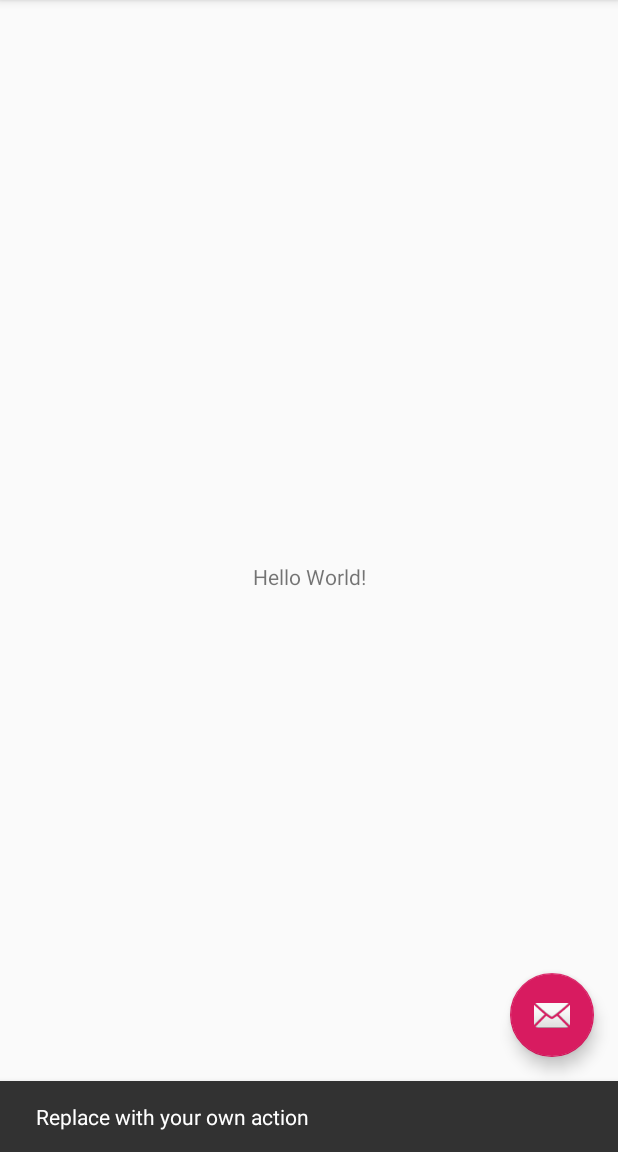
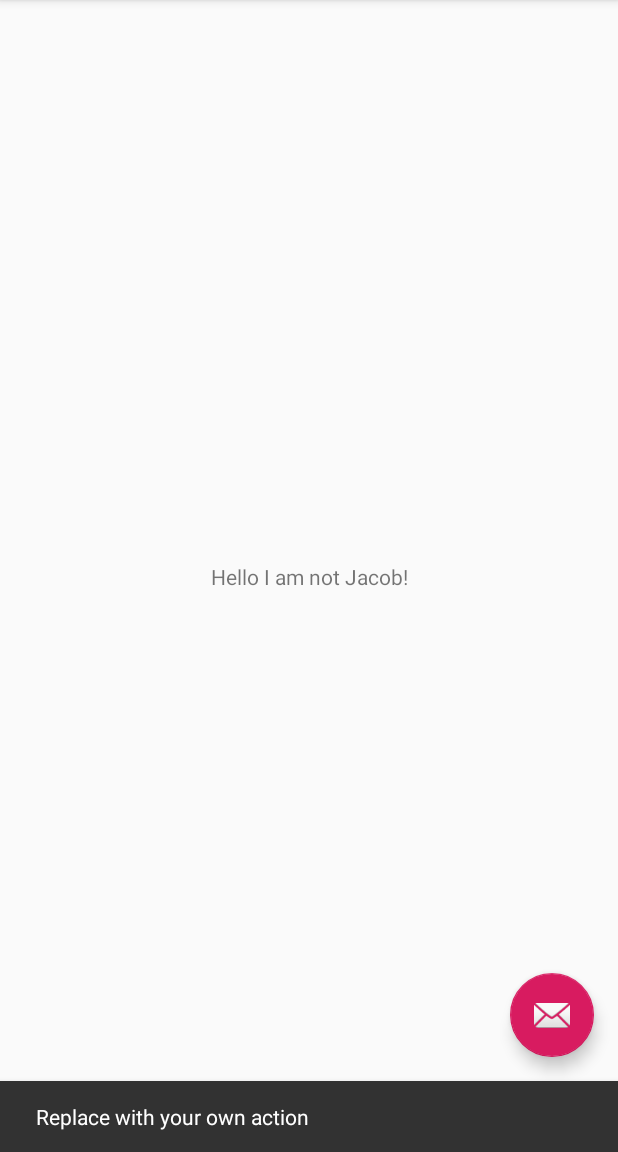
Before and after one commit to samken600/lecturesignin2, an Android app: the screen it shows after launch (MainActivity), after a tap on an icon or button, on a phone screen of 412 x 824 dp, the part 84-1236 px from its top. Run offline under Robolectric (Android 15) with nearby library versions, the phone set to English and light mode, and no system bars.

Commit message:
trial add :wq
wq

```diff
--- a/app/src/main/res/layout/content_main.xml
+++ b/app/src/main/res/layout/content_main.xml
@@ -11,7 +11,7 @@
     <TextView
         android:layout_width="wrap_content"
         android:layout_height="wrap_content"
-        android:text="Hello World!"
+        android:text="Hello I am not Jacob!"
         app:layout_constraintBottom_toBottomOf="parent"
         app:layout_constraintLeft_toLeftOf="parent"
         app:layout_constraintRight_toRightOf="parent"
```
